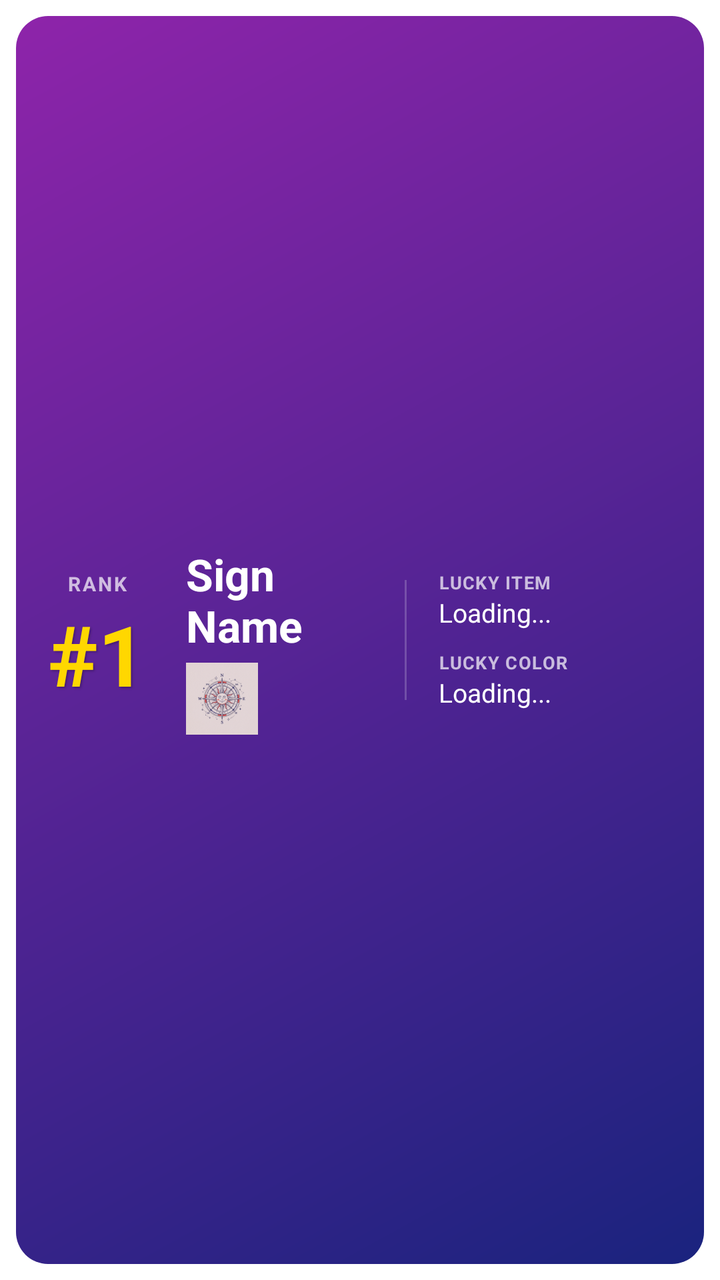
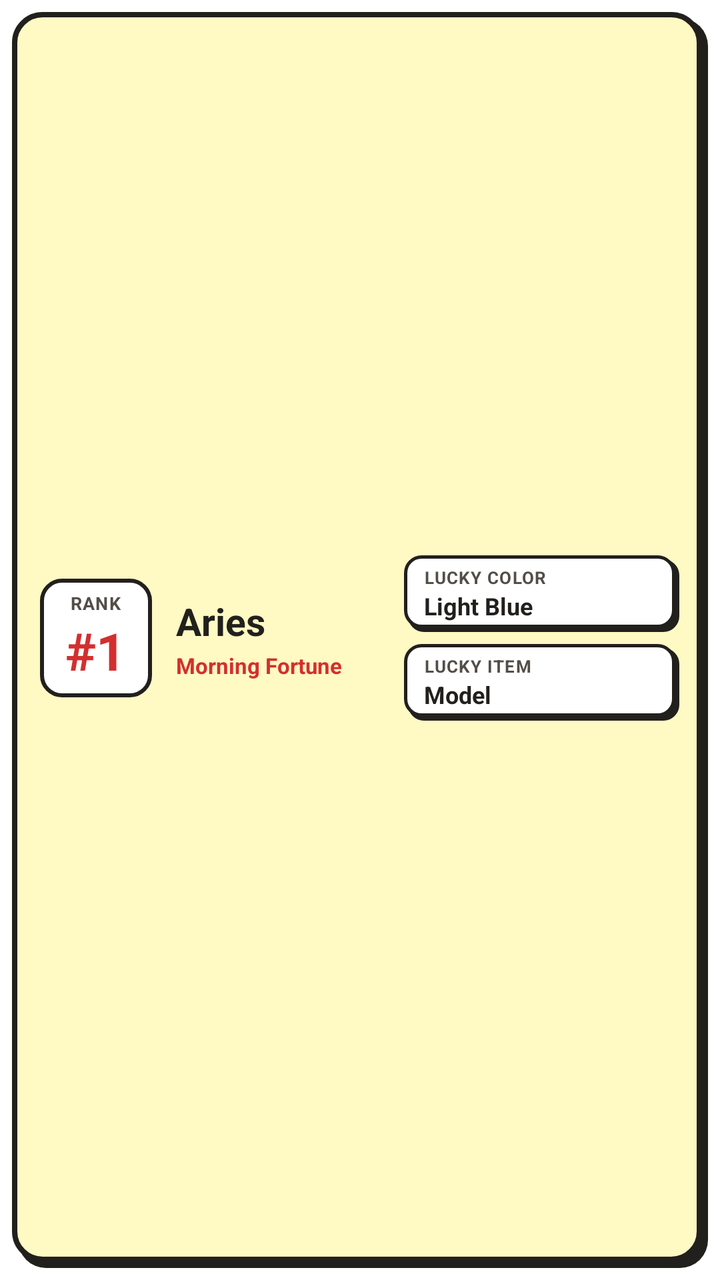

An Android layout rendered at two revisions. The XML below is the earlier revision; the diff shows what the commit changed to produce the second picture.
<!-- AndroidManifest.xml: fallback theme Theme.MaterialComponents.DayNight.NoActionBar -->
<!-- res/layout/horoscope_widget_layout.xml -->
<?xml version="1.0" encoding="utf-8"?>
<RelativeLayout xmlns:android="http://schemas.android.com/apk/res/android"
    android:id="@+id/widget_root"
    android:layout_width="match_parent"
    android:layout_height="match_parent"
    android:background="@android:color/transparent"
    android:padding="8dp">

    <LinearLayout
        android:layout_width="match_parent"
        android:layout_height="match_parent"
        android:background="@drawable/widget_background"
        android:gravity="center_vertical"
        android:orientation="horizontal"
        android:padding="16dp">

        
        <LinearLayout
            android:layout_width="wrap_content"
            android:layout_height="wrap_content"
            android:gravity="center"
            android:orientation="vertical">

            <TextView
                android:layout_width="wrap_content"
                android:layout_height="wrap_content"
                android:text="RANK"
                android:textColor="#B3FFFFFF"
                android:textSize="10sp"
                android:textStyle="bold"
                android:letterSpacing="0.1" />

            <TextView
                android:id="@+id/widget_rank_large"
                android:layout_width="wrap_content"
                android:layout_height="wrap_content"
                android:text="#1"
                android:textColor="#FFD700"
                android:textSize="42sp"
                android:textStyle="bold"
                android:shadowColor="#40000000"
                android:shadowDx="2"
                android:shadowDy="2"
                android:shadowRadius="2" />
        </LinearLayout>

        
        <LinearLayout
            android:layout_width="0dp"
            android:layout_height="match_parent"
            android:layout_weight="1.2"
            android:layout_marginStart="20dp"
            android:gravity="center_vertical"
            android:orientation="vertical">

            <TextView
                android:id="@+id/widget_sign"
                android:layout_width="wrap_content"
                android:layout_height="wrap_content"
                android:text="Sign Name"
                android:textColor="#FFFFFF"
                android:textSize="22sp"
                android:textStyle="bold" />

            <ImageView
                android:id="@+id/widget_logo"
                android:layout_width="36dp"
                android:layout_height="36dp"
                android:layout_marginTop="4dp"
                android:src="@mipmap/ic_launcher"
                android:alpha="0.85" />
        </LinearLayout>

        <FrameLayout
            android:layout_width="1dp"
            android:layout_height="60dp"
            android:layout_marginHorizontal="16dp"
            android:background="#33FFFFFF" />

        
        <LinearLayout
            android:layout_width="0dp"
            android:layout_height="match_parent"
            android:layout_weight="1.5"
            android:gravity="center_vertical"
            android:orientation="vertical">

            
            <LinearLayout
                android:layout_width="match_parent"
                android:layout_height="wrap_content"
                android:orientation="vertical">
                <TextView
                    android:layout_width="wrap_content"
                    android:layout_height="wrap_content"
                    android:text="LUCKY ITEM"
                    android:textColor="#B3FFFFFF"
                    android:textSize="9sp"
                    android:textStyle="bold"
                    android:letterSpacing="0.05" />
                <TextView
                    android:id="@+id/widget_item"
                    android:layout_width="match_parent"
                    android:layout_height="wrap_content"
                    android:text="Loading..."
                    android:textColor="#FFFFFF"
                    android:textSize="13sp"
                    android:ellipsize="end"
                    android:maxLines="1" />
            </LinearLayout>

            
            <LinearLayout
                android:layout_width="match_parent"
                android:layout_height="wrap_content"
                android:layout_marginTop="10dp"
                android:orientation="vertical">
                <TextView
                    android:layout_width="wrap_content"
                    android:layout_height="wrap_content"
                    android:text="LUCKY COLOR"
                    android:textColor="#B3FFFFFF"
                    android:textSize="9sp"
                    android:textStyle="bold"
                    android:letterSpacing="0.05" />
                <TextView
                    android:id="@+id/widget_color"
                    android:layout_width="match_parent"
                    android:layout_height="wrap_content"
                    android:text="Loading..."
                    android:textColor="#FFFFFF"
                    android:textSize="13sp"
                    android:ellipsize="end"
                    android:maxLines="1" />
            </LinearLayout>
        </LinearLayout>

    </LinearLayout>
</RelativeLayout>
<!-- resources referenced by this layout -->
<resources>
  <!-- drawable widget_background (drawable) -->
  <?xml version="1.0" encoding="utf-8"?>
  <shape xmlns:android="http://schemas.android.com/apk/res/android">
      <gradient
          android:angle="135"
          android:endColor="#8E24AA"
          android:startColor="#1A237E"
          android:type="linear" />
      <corners android:radius="16dp" />
  </shape>
  <!-- mipmap ic_launcher: png bitmap (mipmap-hdpi, 8007 bytes) -->
</resources>

<!-- the commit's change to res/layout/horoscope_widget_layout.xml (unified diff, before → after) -->
@@ -4,52 +4,56 @@
     android:layout_width="match_parent"
     android:layout_height="match_parent"
     android:background="@android:color/transparent"
-    android:padding="8dp">
+    android:padding="6dp">
 
+    
     <LinearLayout
         android:layout_width="match_parent"
         android:layout_height="match_parent"
         android:background="@drawable/widget_background"
         android:gravity="center_vertical"
         android:orientation="horizontal"
-        android:padding="16dp">
+        android:paddingStart="14dp"
+        android:paddingTop="12dp"
+        android:paddingEnd="14dp"
+        android:paddingBottom="14dp">
 
         
         <LinearLayout
             android:layout_width="wrap_content"
             android:layout_height="wrap_content"
+            android:background="@drawable/widget_badge_bg"
             android:gravity="center"
-            android:orientation="vertical">
+            android:minWidth="56dp"
+            android:orientation="vertical"
+            android:paddingHorizontal="8dp"
+            android:paddingVertical="6dp">
 
             <TextView
                 android:layout_width="wrap_content"
                 android:layout_height="wrap_content"
+                android:letterSpacing="0.05"
                 android:text="RANK"
-                android:textColor="#B3FFFFFF"
-                android:textSize="10sp"
-                android:textStyle="bold"
-                android:letterSpacing="0.1" />
+                android:textColor="#524E48"
+                android:textSize="9sp"
+                android:textStyle="bold" />
 
             <TextView
                 android:id="@+id/widget_rank_large"
                 android:layout_width="wrap_content"
                 android:layout_height="wrap_content"
                 android:text="#1"
-                android:textColor="#FFD700"
-                android:textSize="42sp"
-                android:textStyle="bold"
-                android:shadowColor="#40000000"
-                android:shadowDx="2"
-                android:shadowDy="2"
-                android:shadowRadius="2" />
+                android:textColor="#D32F2F"
+                android:textSize="26sp"
+                android:textStyle="bold" />
         </LinearLayout>
 
         
         <LinearLayout
             android:layout_width="0dp"
-            android:layout_height="match_parent"
-            android:layout_weight="1.2"
-            android:layout_marginStart="20dp"
+            android:layout_height="wrap_content"
+            android:layout_marginStart="12dp"
+            android:layout_weight="1"
             android:gravity="center_vertical"
             android:orientation="vertical">
 
@@ -57,81 +61,90 @@
                 android:id="@+id/widget_sign"
                 android:layout_width="wrap_content"
                 android:layout_height="wrap_content"
-                android:text="Sign Name"
-                android:textColor="#FFFFFF"
-                android:textSize="22sp"
+                android:ellipsize="end"
+                android:maxLines="1"
+                android:text="Aries"
+                android:textColor="#22201D"
+                android:textSize="19sp"
                 android:textStyle="bold" />
 
-            <ImageView
-                android:id="@+id/widget_logo"
-                android:layout_width="36dp"
-                android:layout_height="36dp"
-                android:layout_marginTop="4dp"
-                android:src="@mipmap/ic_launcher"
-                android:alpha="0.85" />
+            <TextView
+                android:layout_width="wrap_content"
+                android:layout_height="wrap_content"
+                android:layout_marginTop="2dp"
+                android:text="Morning Fortune"
+                android:textColor="#D32F2F"
+                android:textSize="11sp"
+                android:textStyle="bold" />
         </LinearLayout>
-
-        <FrameLayout
-            android:layout_width="1dp"
-            android:layout_height="60dp"
-            android:layout_marginHorizontal="16dp"
-            android:background="#33FFFFFF" />
 
         
         <LinearLayout
             android:layout_width="0dp"
-            android:layout_height="match_parent"
-            android:layout_weight="1.5"
-            android:gravity="center_vertical"
+            android:layout_height="wrap_content"
+            android:layout_marginStart="8dp"
+            android:layout_weight="1.3"
             android:orientation="vertical">
 
             
             <LinearLayout
                 android:layout_width="match_parent"
                 android:layout_height="wrap_content"
-                android:orientation="vertical">
+                android:background="@drawable/widget_item_pill_bg"
+                android:orientation="vertical"
+                android:paddingHorizontal="10dp"
+                android:paddingVertical="5dp">
+
                 <TextView
                     android:layout_width="wrap_content"
                     android:layout_height="wrap_content"
-                    android:text="LUCKY ITEM"
-                    android:textColor="#B3FFFFFF"
-                    android:textSize="9sp"
-                    android:textStyle="bold"
-                    android:letterSpacing="0.05" />
+                    android:letterSpacing="0.05"
+                    android:text="LUCKY COLOR"
+                    android:textColor="#524E48"
+                    android:textSize="8.5sp"
+                    android:textStyle="bold" />
+
                 <TextView
-                    android:id="@+id/widget_item"
+                    android:id="@+id/widget_color"
                     android:layout_width="match_parent"
                     android:layout_height="wrap_content"
-                    android:text="Loading..."
-                    android:textColor="#FFFFFF"
-                    android:textSize="13sp"
                     android:ellipsize="end"
-                    android:maxLines="1" />
+                    android:maxLines="1"
+                    android:text="Light Blue"
+                    android:textColor="#22201D"
+                    android:textSize="12sp"
+                    android:textStyle="bold" />
             </LinearLayout>
 
             
             <LinearLayout
                 android:layout_width="match_parent"
                 android:layout_height="wrap_content"
-                android:layout_marginTop="10dp"
-                android:orientation="vertical">
+                android:layout_marginTop="6dp"
+                android:background="@drawable/widget_item_pill_bg"
+                android:orientation="vertical"
+                android:paddingHorizontal="10dp"
+                android:paddingVertical="5dp">
+
                 <TextView
                     android:layout_width="wrap_content"
                     android:layout_height="wrap_content"
-                    android:text="LUCKY COLOR"
-                    android:textColor="#B3FFFFFF"
-                    android:textSize="9sp"
-                    android:textStyle="bold"
-                    android:letterSpacing="0.05" />
+                    android:letterSpacing="0.05"
+                    android:text="LUCKY ITEM"
+                    android:textColor="#524E48"
+                    android:textSize="8.5sp"
+                    android:textStyle="bold" />
+
                 <TextView
-                    android:id="@+id/widget_color"
+                    android:id="@+id/widget_item"
                     android:layout_width="match_parent"
                     android:layout_height="wrap_content"
-                    android:text="Loading..."
-                    android:textColor="#FFFFFF"
-                    android:textSize="13sp"
                     android:ellipsize="end"
-                    android:maxLines="1" />
+                    android:maxLines="1"
+                    android:text="Model"
+                    android:textColor="#22201D"
+                    android:textSize="12sp"
+                    android:textStyle="bold" />
             </LinearLayout>
         </LinearLayout>
 
<!-- resource entries referenced after the edit -->
@@ -2,14 +2,60 @@
 <resources>
   <!-- drawable widget_background (drawable) -->
   <?xml version="1.0" encoding="utf-8"?>
+  <layer-list xmlns:android="http://schemas.android.com/apk/res/android">
+      
+      <item
+          android:left="3dp"
+          android:top="3dp">
+          <shape>
+              <solid android:color="#22201D" />
+              <corners android:radius="14dp" />
+          </shape>
+      </item>
+      
+      <item
+          android:bottom="3dp"
+          android:right="3dp">
+          <shape>
+              <solid android:color="#FFF9C4" />
+              <stroke
+                  android:width="2.5dp"
+                  android:color="#22201D" />
+              <corners android:radius="14dp" />
+          </shape>
+      </item>
+  </layer-list>
+  <!-- drawable widget_badge_bg (drawable) -->
+  <?xml version="1.0" encoding="utf-8"?>
   <shape xmlns:android="http://schemas.android.com/apk/res/android">
-      <gradient
-          android:angle="135"
-          android:endColor="#8E24AA"
-          android:startColor="#1A237E"
-          android:type="linear" />
-      <corners android:radius="16dp" />
+      <solid android:color="#FFFFFF" />
+      <stroke
+          android:width="2dp"
+          android:color="#22201D" />
+      <corners android:radius="10dp" />
   </shape>
-  <!-- mipmap ic_launcher: png bitmap (mipmap-hdpi, 8007 bytes) -->
+  <!-- drawable widget_item_pill_bg (drawable) -->
+  <?xml version="1.0" encoding="utf-8"?>
+  <layer-list xmlns:android="http://schemas.android.com/apk/res/android">
+      <item
+          android:left="2dp"
+          android:top="2dp">
+          <shape>
+              <solid android:color="#22201D" />
+              <corners android:radius="8dp" />
+          </shape>
+      </item>
+      <item
+          android:bottom="2dp"
+          android:right="2dp">
+          <shape>
+              <solid android:color="#FFFFFF" />
+              <stroke
+                  android:width="1.5dp"
+                  android:color="#22201D" />
+              <corners android:radius="8dp" />
+          </shape>
+      </item>
+  </layer-list>
 </resources>
 
